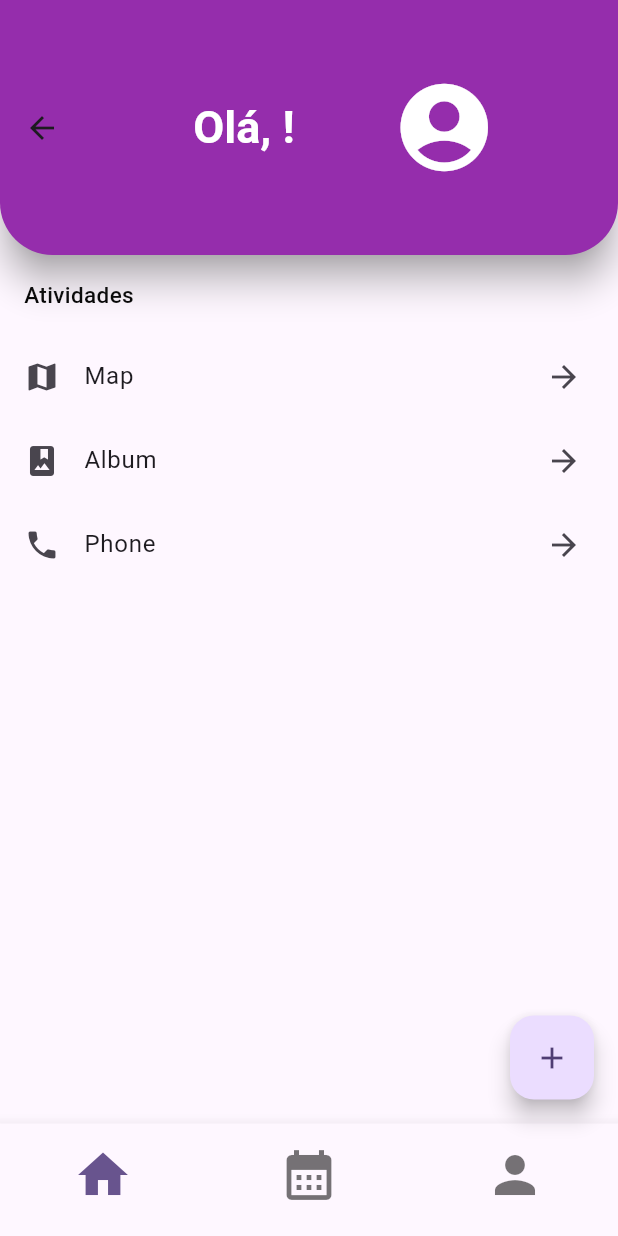
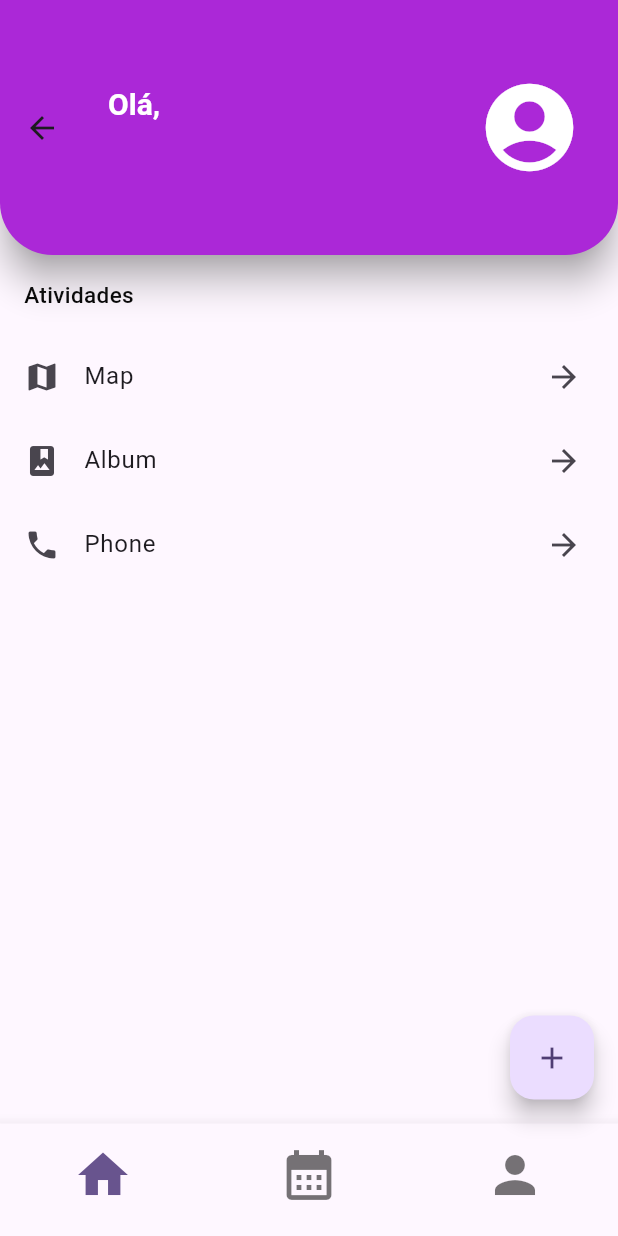
Before and after one commit to 2LMR-Solutions/AgendaAcademicaFlutter, a Flutter app: the PaginaInicial screen opened directly with empty values, on a phone screen of 412 x 824 dp. Run offline on Flutter 3.47's test engine with Material 3 defaults, Android fonts, the phone set to English and light mode, and no system bars.

Commit message:
refactor: quebra de linha quando o nome eh grande

```diff
--- a/lib/pagina_inicial.dart
+++ b/lib/pagina_inicial.dart
@@ -9,7 +9,7 @@ class PaginaInicial extends StatelessWidget {
   Widget build(BuildContext context) {
     return Scaffold(
       appBar: AppBar(
-        backgroundColor: Colors.purple,
+        backgroundColor: const Color.fromRGBO(181, 33, 226, 1),
         elevation: 10,
         shadowColor: Colors.grey,
         shape: const RoundedRectangleBorder(
@@ -20,19 +20,33 @@ class PaginaInicial extends StatelessWidget {
         ),
         toolbarHeight: 170,
         title: Row(
-          mainAxisAlignment: MainAxisAlignment.spaceEvenly,
-          crossAxisAlignment: CrossAxisAlignment.center,
+          mainAxisAlignment: MainAxisAlignment.spaceBetween, // Ajusta o espaçamento
           children: <Widget>[
-            // Exibe o nome do usuário na AppBar
-            Text(
-              'Olá, $nome!',
-              style: TextStyle(
-                fontSize: 30,
-                fontFamily: 'Roboto',
-                fontWeight: FontWeight.bold,
-                color: Colors.white,
-              ),
+            // Coloca o "Olá," e o nome do usuário em uma coluna
+            Column(
+              crossAxisAlignment: CrossAxisAlignment.start,
+              children: [
+                const Text(
+                  'Olá,', // Texto fixo
+                  style: TextStyle(
+                    fontSize: 20,
+                    fontFamily: 'Roboto',
+                    fontWeight: FontWeight.bold,
+                    color: Colors.white,
+                  ),
+                ),
+                Text(
+                  '$nome', // Nome do usuário
+                  style: const TextStyle(
+                    fontSize: 25,
+                    fontFamily: 'Roboto',
+                    fontWeight: FontWeight.bold,
+                    color: Colors.white,
+                  ),
+                ),
+              ],
             ),
+            // Ícone de perfil
             IconButton(
               icon: const Icon(
                 Icons.account_circle,
```
